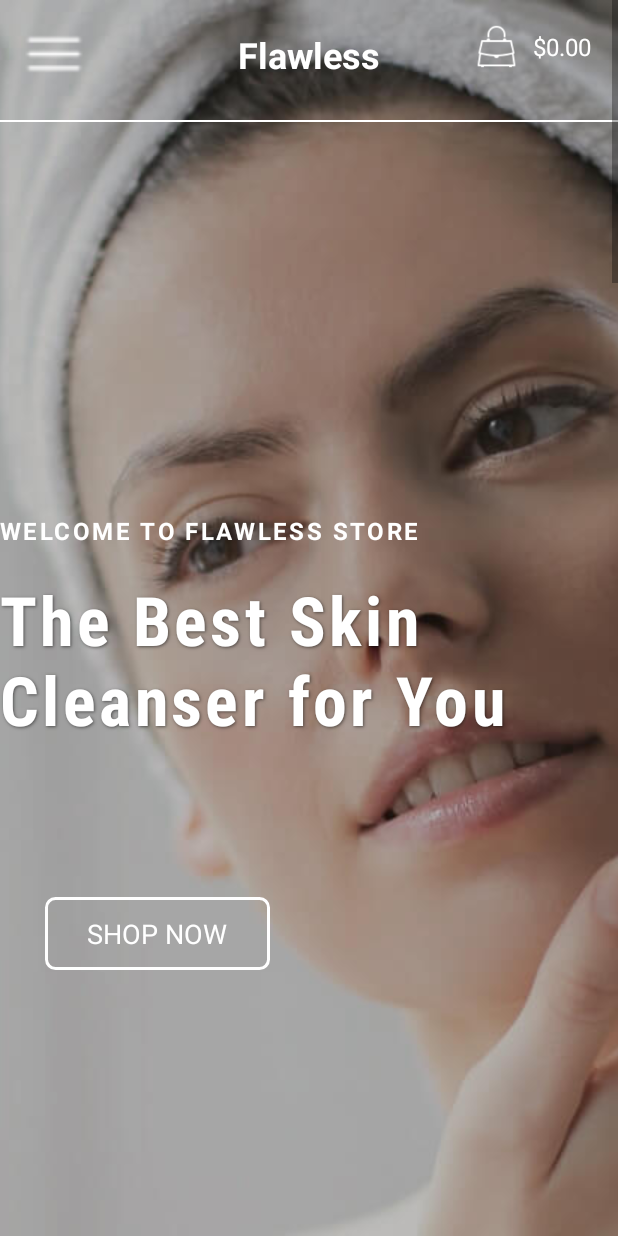
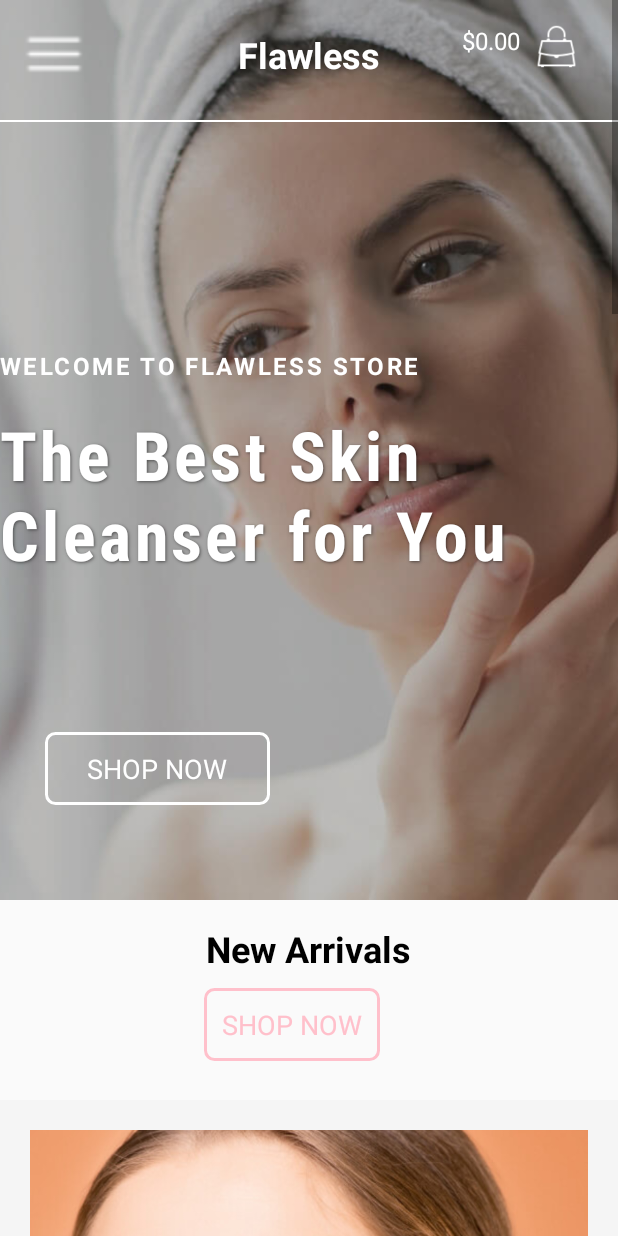
Before and after one commit to supekarsuraj/Book-My-Parking, an Android app built with Jetpack Compose: the layout home_page.xml on its own in the app's theme, with its tools: preview values and no code run, on a phone screen of 412 x 824 dp. Run offline under Robolectric (Android 15) with nearby library versions, the phone set to English and light mode, and no system bars.

Commit message:
layouts1
layouts1

```diff
--- a/app/src/main/res/layout/home_page.xml
+++ b/app/src/main/res/layout/home_page.xml
@@ -5,7 +5,7 @@
 
     <LinearLayout
         android:layout_width="match_parent"
-        android:layout_height="wrap_content"
+        android:layout_height="100dp"
         android:orientation="vertical">
 
         <RelativeLayout
@@ -15,7 +15,7 @@
             <ImageView
                 android:id="@+id/bgImage"
                 android:layout_width="match_parent"
-                android:layout_height="match_parent"
+                android:layout_height="600dp"
                 android:scaleType="centerCrop"
                 android:src="@drawable/homepage_main_image" />
 
@@ -43,12 +43,12 @@
                     android:id="@+id/cartPrice"
                     android:layout_width="wrap_content"
                     android:layout_height="wrap_content"
+                    android:layout_alignParentEnd="true"
+                    android:layout_marginEnd="47dp"
+                    android:paddingEnd="2dp"
                     android:text="$0.00"
-                    android:textSize="16sp"
                     android:textColor="@android:color/white"
-                    android:layout_alignParentEnd="true"
-                    android:layout_centerVertical="true"
-                    android:paddingEnd="2dp" />
+                    android:textSize="16sp" />
 
                 <ImageView
                     android:id="@+id/cartIcon"
@@ -56,7 +56,7 @@
                     android:layout_height="30dp"
                     android:src="@drawable/bag"
                     android:layout_toEndOf="@id/cartPrice"
-                    android:layout_marginLeft="-80dp"
+                    android:layout_marginLeft="-40dp"
                     android:layout_centerVertical="true" />
 
                 <TextView
@@ -100,7 +100,7 @@
                 android:layout_width="wrap_content"
                 android:layout_height="wrap_content"
                 android:layout_below="@id/title"
-                android:layout_marginTop="290dp"
+                android:layout_marginTop="180dp"
                 android:fontFamily="sans-serif"
                 android:letterSpacing="0.1"
                 android:text="WELCOME TO FLAWLESS STORE"
```
